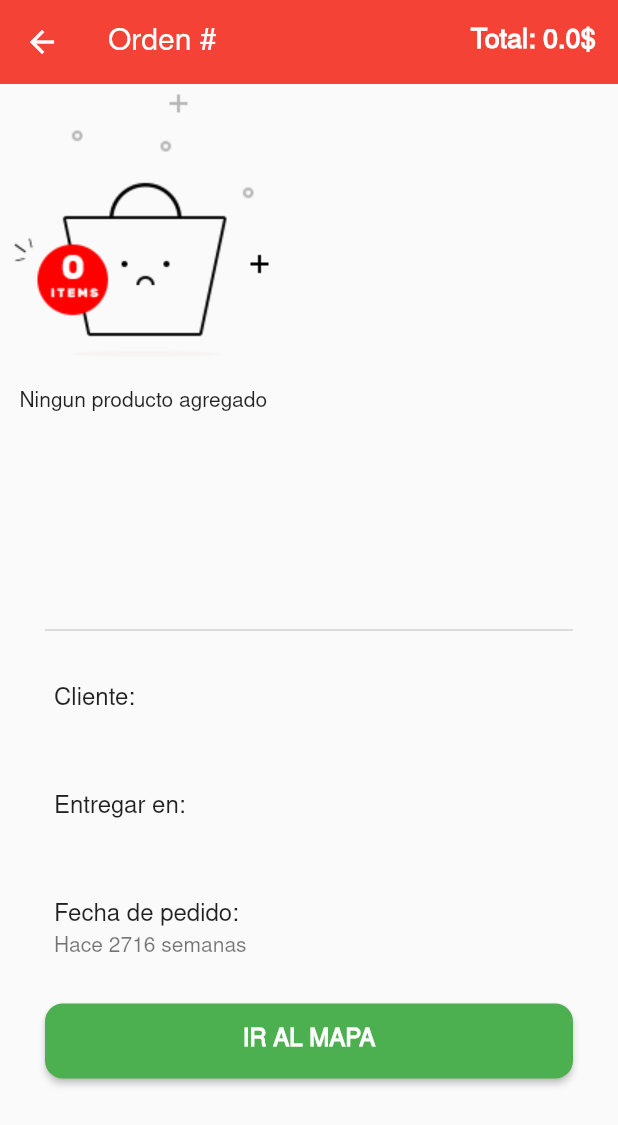
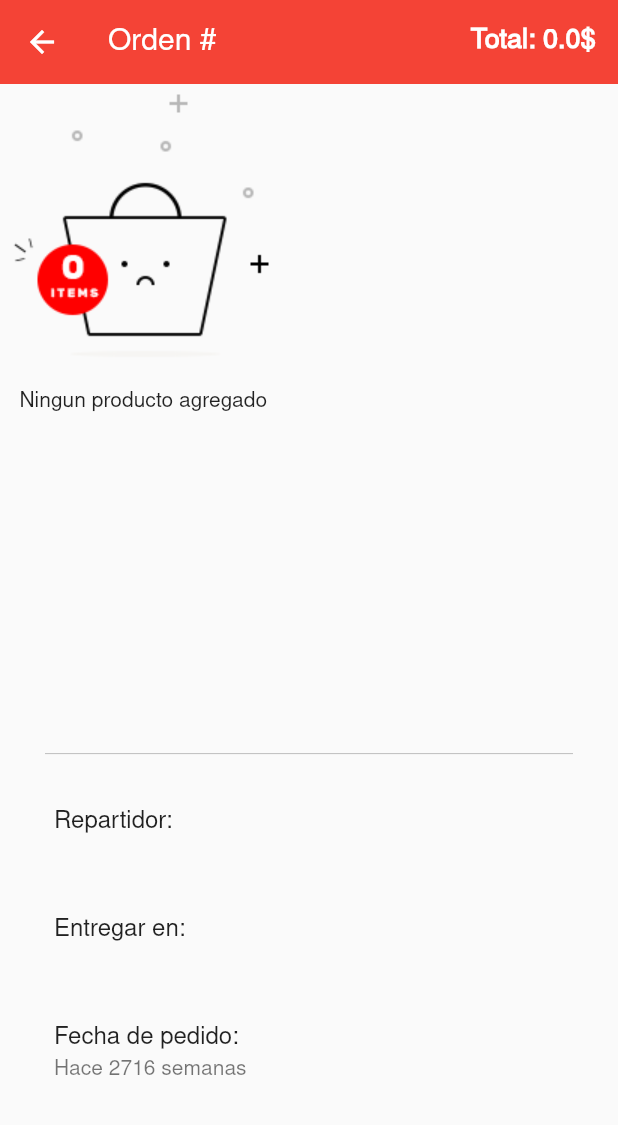
Before and after one commit to SergioEstebanPi/delivery, a Flutter app: the ClientOrdersDetailPage screen opened directly with empty values, on a phone screen of 412 x 824 dp. Shown: the top 1125 px of the screen. Run offline on Flutter 3.47's test engine with Material 2 defaults, Android fonts, the phone set to English and light mode, and no system bars; our stand-ins replace extended_masked_text, flutter_image_slideshow, fluttertoast, geocoding, geolocator, google_maps_flutter and 6 more; missing offline and left inert: flutter_polyline_points; accounts and stored records are empty; statements that could not run were skipped; project files that could hold a hidden picture were left out.

Commit message:
Adding order details page for the client user

```diff
--- a/lib/pages/client/orders/detail/client_orders_detail_page.dart
+++ b/lib/pages/client/orders/detail/client_orders_detail_page.dart
@@ -52,7 +52,7 @@ class _ClientOrdersDetailPageState extends State<ClientOrdersDetailPage> {
         ],
       ),
       bottomNavigationBar: Container(
-        height: MediaQuery.of(context).size.height * 0.5,
+        height: MediaQuery.of(context).size.height * 0.4,
         child: SingleChildScrollView(
           child: Column(
               children: [
@@ -62,9 +62,9 @@ class _ClientOrdersDetailPageState extends State<ClientOrdersDetailPage> {
                   indent: 30, // margen izquierdo
                 ),
                 SizedBox(height: 10,),
-                _textData('Cliente:', _con.order != null
-                    ? '${_con.order!.client!.name} ${_con.order!.client!.lastname}'
-                    : ''),
+                _textData('Repartidor:', _con.order != null &&_con.order!.delivery!.id != null
+                    ? '${_con.order!.delivery!.name} ${_con.order!.delivery!.lastname}'
+                    : 'No asignado'),
                 _textData('Entregar en:', _con.order != null
                     ? '${_con.order!.address!.address}'
                     : ''),
@@ -74,7 +74,7 @@ class _ClientOrdersDetailPageState extends State<ClientOrdersDetailPage> {
                         ? '${RelativeTimeUtil.getRelativeTime(_con.order!.timestamp ?? 0)}'
                         : ''
                 ),
-               _con.order!.status != 'ENTREGADO'
+                _con.order != null && _con.order!.status == 'EN CAMINO'
                   ? _buttonNext()
                   : Container(),
               ],
@@ -163,9 +163,7 @@ class _ClientOrdersDetailPageState extends State<ClientOrdersDetailPage> {
       child: ElevatedButton(
         onPressed: _con.updateOrder,
         style: ElevatedButton.styleFrom(
-            primary: _con.order!.status == 'DESPACHADO'
-                ? Colors.blue
-                : Colors.green,
+            primary: Colors.blue,
             padding: EdgeInsets.symmetric(vertical: 5),
             shape: RoundedRectangleBorder(
                 borderRadius: BorderRadius.circular(12)
@@ -179,9 +177,7 @@ class _ClientOrdersDetailPageState extends State<ClientOrdersDetailPage> {
                 height: 40,
                 alignment: Alignment.center,
                 child: Text(
-                  _con.order!.status == 'DESPACHADO'
-                    ? 'INICIAR ENTREGA'
-                    : 'IR AL MAPA',
+                  'SEGUIR ENTREGA',
                   style: TextStyle(
                     fontSize: 16,
                     fontWeight: FontWeight.bold,
@@ -196,7 +192,7 @@ class _ClientOrdersDetailPageState extends State<ClientOrdersDetailPage> {
                 height: 30,
                 child: Icon(
                   Icons.directions_car,
-                  color: Colors.green,
+                  color: Colors.white,
                   size: 30,
                 ),
               ),
--- a/lib/pages/client/orders/list/client_orders.list_controller.dart
+++ b/lib/pages/client/orders/list/client_orders.list_controller.dart
@@ -1,5 +1,6 @@
 import 'package:delivery/models/order.dart';
 import 'package:delivery/models/user.dart';
+import 'package:delivery/pages/client/orders/detail/client_orders_detail_page.dart';
 import 'package:delivery/pages/delivery/orders/detail/delivery_orders_detail_page.dart';
 import 'package:delivery/pages/restaurant/orders/detail/restaurant_orders_detail_page.dart';
 import 'package:delivery/provider/orders_provider.dart';
@@ -40,7 +41,7 @@ class ClientOrdersListController {
   void openBottomSheet(Order order) async {
     var isUpdated = await showMaterialModalBottomSheet(
         context: context!,
-        builder: (context) => DeliveryOrdersDetailPage(
+        builder: (context) => ClientOrdersDetailPage(
             order: order
         )
     );
--- a/lib/pages/client/orders/list/client_orders_list_page.dart
+++ b/lib/pages/client/orders/list/client_orders_list_page.dart
@@ -1,6 +1,6 @@
 import 'package:delivery/models/order.dart';
 import 'package:delivery/pages/client/orders/list/client_orders.list_controller.dart';
-import 'package:delivery/pages/delivery/orders/list/delivery.orders.list_controller.dart';
+import 'package:delivery/pages/delivery/orders/list/delivery_orders.list_controller.dart';
 import 'package:delivery/utils/my_colors.dart';
 import 'package:delivery/widgets/no_data_widget.dart';
 import 'package:flutter/material.dart';
@@ -145,7 +145,9 @@ class _ClientOrdersListPageState extends State<ClientOrdersListPage> {
                       margin: EdgeInsets.symmetric(vertical: 5),
                       width: double.infinity,
                       child: Text(
-                        'Cliente: ${order.client!.name ?? ''} ${order.client!.lastname ?? ''}',
+                        order.delivery!.id == null
+                          ? 'Repartidor: No asignado'
+                          : 'Repartidor: ${order.delivery!.name ?? ''} ${order.delivery!.lastname ?? ''}',
                         textAlign: TextAlign.left,
                         style: TextStyle(
                           fontSize: 13,
--- a/lib/pages/delivery/orders/list/delivery_orders_list_page.dart
+++ b/lib/pages/delivery/orders/list/delivery_orders_list_page.dart
@@ -1,5 +1,5 @@
 import 'package:delivery/models/order.dart';
-import 'package:delivery/pages/delivery/orders/list/delivery.orders.list_controller.dart';
+import 'package:delivery/pages/delivery/orders/list/delivery_orders.list_controller.dart';
 import 'package:delivery/utils/my_colors.dart';
 import 'package:delivery/widgets/no_data_widget.dart';
 import 'package:flutter/material.dart';
```
Also changed, not shown: lib/pages/client/orders/detail/client_orders_detail_controller.dart (+2 -17 lines), lib/pages/client/orders/map/client_orders_map_controller.dart (+3 -37 lines), lib/pages/client/orders/map/client_orders_map_page.dart (+14 -97 lines), lib/pages/delivery/orders/map/delivery_orders_map_page.dart (+5 -5 lines), lib/pages/delivery/orders/list/delivery_orders.list_controller.dart (renamed from lib/pages/delivery/orders/list/delivery.orders.list_controller.dart).
